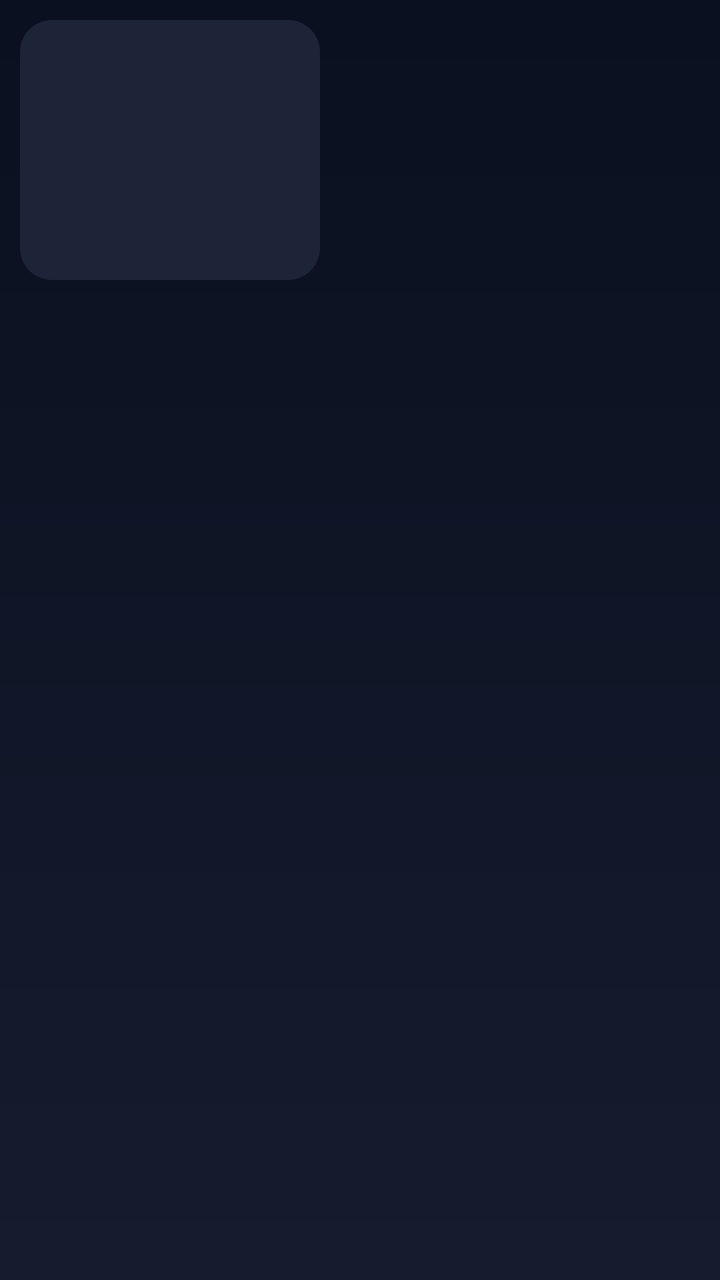
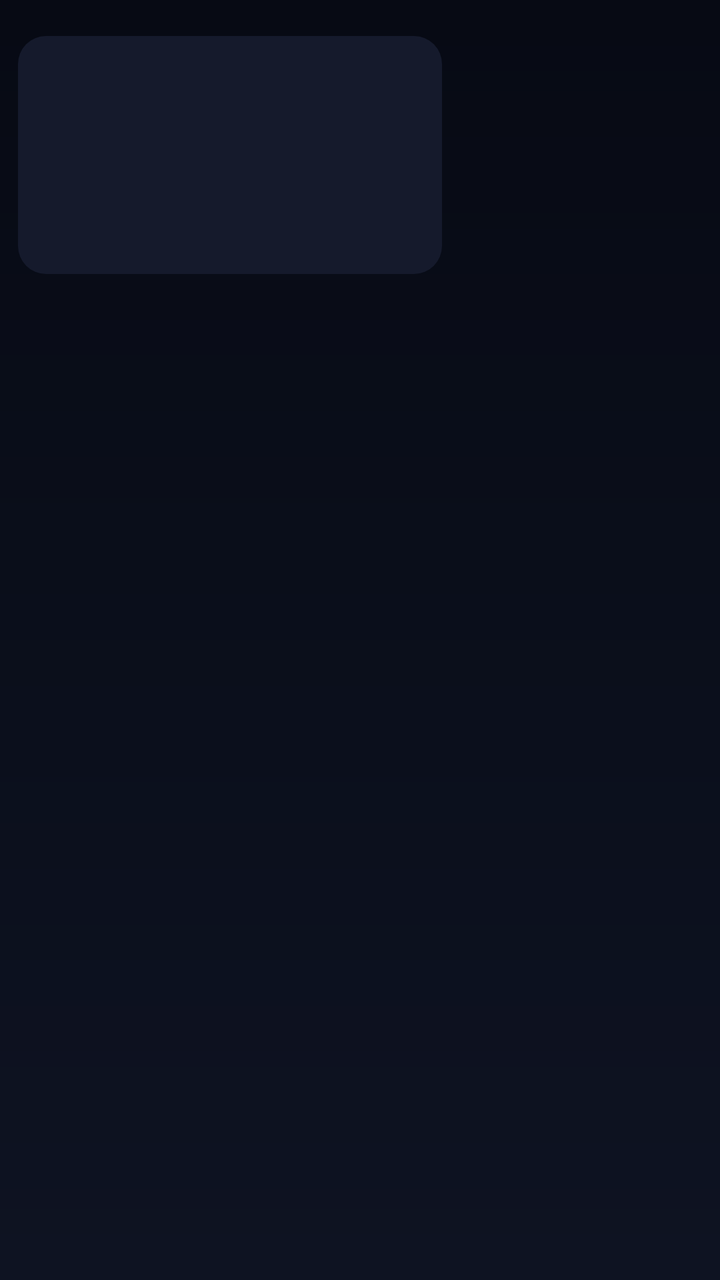

An Android layout rendered at two revisions. The XML below is the earlier revision; the diff shows what the commit changed to produce the second picture.
<!-- AndroidManifest.xml: application theme Theme.EGate -->
<!-- res/layout/item_app.xml -->
<?xml version="1.0" encoding="utf-8"?>
<FrameLayout xmlns:android="http://schemas.android.com/apk/res/android"
    android:layout_width="wrap_content"
    android:layout_height="wrap_content"
    android:padding="10dp">

    <LinearLayout
        android:id="@+id/card"
        android:layout_width="150dp"
        android:layout_height="130dp"
        android:background="@drawable/card_bg"
        android:focusable="true"
        android:clickable="true"
        android:gravity="center"
        android:orientation="vertical"
        android:padding="12dp">

        <ImageView
            android:id="@+id/icon"
            android:layout_width="64dp"
            android:layout_height="64dp"
            android:scaleType="fitCenter"
            android:contentDescription="@null" />

        <TextView
            android:id="@+id/label"
            android:layout_width="match_parent"
            android:layout_height="wrap_content"
            android:layout_marginTop="10dp"
            android:ellipsize="marquee"
            android:gravity="center"
            android:maxLines="1"
            android:singleLine="true"
            android:textColor="@color/text_primary"
            android:textSize="13sp" />
    </LinearLayout>
</FrameLayout>
<!-- resources referenced by this layout -->
<resources>
  <color name="text_primary">#FFFFFF</color>
  <!-- drawable card_bg (drawable) -->
  <?xml version="1.0" encoding="utf-8"?>
  <selector xmlns:android="http://schemas.android.com/apk/res/android">
      <item android:state_focused="true">
          <shape android:shape="rectangle">
              <solid android:color="@color/card_focus" />
              <corners android:radius="16dp" />
              <stroke android:width="2dp" android:color="@color/accent" />
          </shape>
      </item>
      <item>
          <shape android:shape="rectangle">
              <solid android:color="@color/card" />
              <corners android:radius="16dp" />
          </shape>
      </item>
  </selector>
  <style name="Theme.EGate" parent="Theme.AppCompat.NoActionBar">
          <item name="android:windowBackground">@drawable/bg_gradient</item>
          <item name="android:statusBarColor">@android:color/transparent</item>
          <item name="android:windowFullscreen">true</item>
      </style>
  <color name="card_focus">#2D6CF6</color>
  <color name="accent">#5B8CFF</color>
  <color name="card">#1E2438</color>
  <!-- drawable bg_gradient (drawable) -->
  <?xml version="1.0" encoding="utf-8"?>
  <shape xmlns:android="http://schemas.android.com/apk/res/android" android:shape="rectangle">
      <gradient
          android:startColor="@color/bg_top"
          android:endColor="@color/bg_bottom"
          android:angle="270" />
  </shape>
  <color name="bg_top">#0B1020</color>
  <color name="bg_bottom">#161B2E</color>
</resources>

<!-- the commit's change to res/layout/item_app.xml (unified diff, before → after) -->
@@ -2,36 +2,53 @@
 <FrameLayout xmlns:android="http://schemas.android.com/apk/res/android"
     android:layout_width="wrap_content"
     android:layout_height="wrap_content"
-    android:padding="10dp">
+    android:paddingHorizontal="9dp"
+    android:paddingVertical="18dp"
+    android:clipChildren="false"
+    android:clipToPadding="false">
 
-    <LinearLayout
+    <FrameLayout
         android:id="@+id/card"
-        android:layout_width="150dp"
-        android:layout_height="130dp"
-        android:background="@drawable/card_bg"
+        android:layout_width="212dp"
+        android:layout_height="119dp"
+        android:background="@drawable/card_surface"
         android:focusable="true"
-        android:clickable="true"
-        android:gravity="center"
-        android:orientation="vertical"
-        android:padding="12dp">
+        android:clickable="true">
 
         <ImageView
-            android:id="@+id/icon"
-            android:layout_width="64dp"
-            android:layout_height="64dp"
-            android:scaleType="fitCenter"
+            android:id="@+id/banner"
+            android:layout_width="match_parent"
+            android:layout_height="match_parent"
+            android:scaleType="centerCrop"
             android:contentDescription="@null" />
 
-        <TextView
-            android:id="@+id/label"
+        <FrameLayout
+            android:id="@+id/fallback"
             android:layout_width="match_parent"
-            android:layout_height="wrap_content"
-            android:layout_marginTop="10dp"
-            android:ellipsize="marquee"
-            android:gravity="center"
-            android:maxLines="1"
-            android:singleLine="true"
-            android:textColor="@color/text_primary"
-            android:textSize="13sp" />
-    </LinearLayout>
+            android:layout_height="match_parent"
+            android:visibility="gone">
+
+            <ImageView
+                android:id="@+id/icon"
+                android:layout_width="54dp"
+                android:layout_height="54dp"
+                android:layout_gravity="center"
+                android:layout_marginBottom="14dp"
+                android:scaleType="fitCenter"
+                android:contentDescription="@null" />
+
+            <TextView
+                android:id="@+id/label"
+                android:layout_width="match_parent"
+                android:layout_height="wrap_content"
+                android:layout_gravity="bottom"
+                android:paddingHorizontal="12dp"
+                android:paddingBottom="9dp"
+                android:ellipsize="end"
+                android:maxLines="1"
+                android:textColor="@color/text_primary"
+                android:textSize="13sp"
+                android:fontFamily="sans-serif-medium" />
+        </FrameLayout>
+    </FrameLayout>
 </FrameLayout>
<!-- resource entries referenced after the edit -->
@@ -1,40 +1,41 @@
 <!-- resources referenced by this layout -->
 <resources>
-  <color name="text_primary">#FFFFFF</color>
-  <!-- drawable card_bg (drawable) -->
+  <color name="text_primary">#F4F6FB</color>
+  <!-- drawable card_surface (drawable) -->
   <?xml version="1.0" encoding="utf-8"?>
-  <selector xmlns:android="http://schemas.android.com/apk/res/android">
-      <item android:state_focused="true">
-          <shape android:shape="rectangle">
-              <solid android:color="@color/card_focus" />
-              <corners android:radius="16dp" />
-              <stroke android:width="2dp" android:color="@color/accent" />
-          </shape>
-      </item>
-      <item>
-          <shape android:shape="rectangle">
-              <solid android:color="@color/card" />
-              <corners android:radius="16dp" />
-          </shape>
-      </item>
-  </selector>
+  <shape xmlns:android="http://schemas.android.com/apk/res/android" android:shape="rectangle">
+      <solid android:color="@color/card" />
+      <corners android:radius="14dp" />
+  </shape>
   <style name="Theme.EGate" parent="Theme.AppCompat.NoActionBar">
           <item name="android:windowBackground">@drawable/bg_gradient</item>
           <item name="android:statusBarColor">@android:color/transparent</item>
           <item name="android:windowFullscreen">true</item>
+          <item name="android:alertDialogTheme">@style/Theme.EGate.Dialog</item>
       </style>
-  <color name="card_focus">#2D6CF6</color>
-  <color name="accent">#5B8CFF</color>
-  <color name="card">#1E2438</color>
+  <color name="card">#151A2C</color>
   <!-- drawable bg_gradient (drawable) -->
   <?xml version="1.0" encoding="utf-8"?>
   <shape xmlns:android="http://schemas.android.com/apk/res/android" android:shape="rectangle">
-      <gradient
-          android:startColor="@color/bg_top"
-          android:endColor="@color/bg_bottom"
-          android:angle="270" />
+      <gradient android:angle="270" android:startColor="@color/bg_top" android:endColor="@color/bg_bottom" />
   </shape>
-  <color name="bg_top">#0B1020</color>
-  <color name="bg_bottom">#161B2E</color>
+  <style name="Theme.EGate.Dialog" parent="Theme.AppCompat.Dialog.Alert">
+          <item name="android:windowBackground">@drawable/dialog_bg</item>
+          <item name="android:textColorPrimary">@color/text_primary</item>
+          <item name="android:textColor">@color/text_primary</item>
+          <item name="android:windowMinWidthMajor">46%</item>
+          <item name="android:windowMinWidthMinor">46%</item>
+      </style>
+  <color name="bg_top">#070A14</color>
+  <color name="bg_bottom">#0E1322</color>
+  <!-- drawable dialog_bg (drawable) -->
+  <?xml version="1.0" encoding="utf-8"?>
+  <inset xmlns:android="http://schemas.android.com/apk/res/android" android:inset="16dp">
+      <shape android:shape="rectangle">
+          <solid android:color="#F2131727" />
+          <corners android:radius="18dp" />
+          <stroke android:width="1dp" android:color="#22FFFFFF" />
+      </shape>
+  </inset>
 </resources>
 
